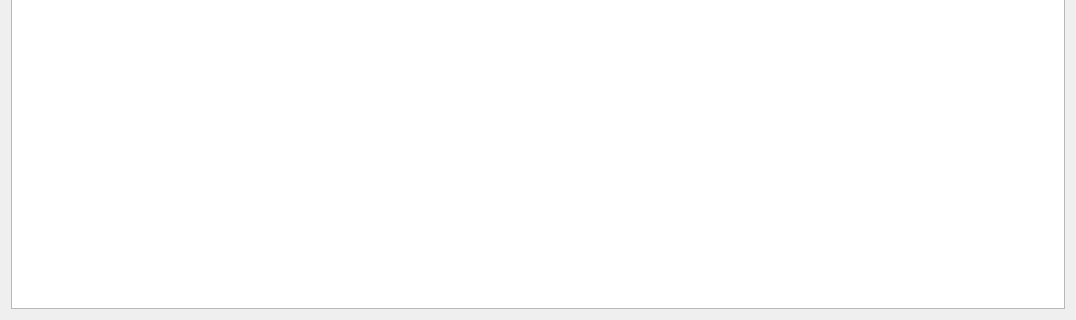
Above: ui/facebook/Manger_face.ui from kreemkhaled112/GUI before the change; both pictures show x 0 to 1076 and y 156 to 476 of the 1076 by 476 pixel window. Below: the same form after it.
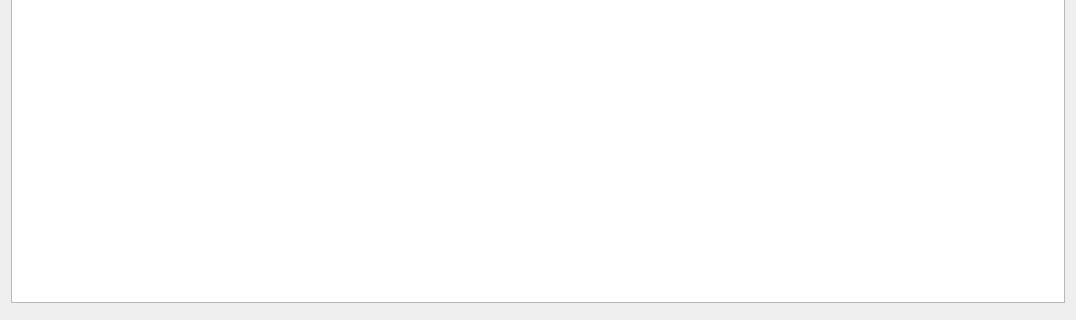
That is the form after the change.

The edit to the form file:
```diff
--- a/ui/facebook/Manger_face.ui
+++ b/ui/facebook/Manger_face.ui
@@ -34,24 +34,58 @@
 }</string>
   </property>
   <layout class="QGridLayout" name="gridLayout">
-   <item row="0" column="0">
-    <widget class="QWidget" name="widget" native="true">
-     <layout class="QGridLayout" name="gridLayout_2">
-      <property name="leftMargin">
-       <number>0</number>
+   <item row="1" column="0">
+    <widget class="QTableWidget" name="table">
+     <column>
+      <property name="text">
+       <string>New Column</string>
       </property>
-      <property name="topMargin">
-       <number>0</number>
+     </column>
+     <column>
+      <property name="text">
+       <string>New Column</string>
       </property>
-      <property name="rightMargin">
-       <number>0</number>
+     </column>
+     <column>
+      <property name="text">
+       <string>New Column</string>
       </property>
-      <property name="bottomMargin">
-       <number>0</number>
+     </column>
+     <column>
+      <property name="text">
+       <string>New Column</string>
       </property>
-      <property name="horizontalSpacing">
-       <number>0</number>
+     </column>
+     <column>
+      <property name="text">
+       <string>New Column</string>
       </property>
+     </column>
+     <column>
+      <property name="text">
+       <string>New Column</string>
+      </property>
+     </column>
+     <column>
+      <property name="text">
+       <string>New Column</string>
+      </property>
+     </column>
+     <column>
+      <property name="text">
+       <string>New Column</string>
+      </property>
+     </column>
+     <column>
+      <property name="text">
+       <string>New Column</string>
+      </property>
+     </column>
+    </widget>
+   </item>
+   <item row="3" column="0">
+    <widget class="QWidget" name="widget_Info" native="true"/>
+   </item>
       <item row="0" column="0">
        <widget class="QWidget" name="widget_2" native="true">
         <layout class="QHBoxLayout" name="horizontalLayout_3">
@@ -194,58 +228,6 @@
              </widget>
             </item>
            </layout>
-          </widget>
-         </item>
-        </layout>
-       </widget>
-      </item>
-      <item row="1" column="0">
-       <widget class="QTableWidget" name="table">
-        <column>
-         <property name="text">
-          <string>New Column</string>
-         </property>
-        </column>
-        <column>
-         <property name="text">
-          <string>New Column</string>
-         </property>
-        </column>
-        <column>
-         <property name="text">
-          <string>New Column</string>
-         </property>
-        </column>
-        <column>
-         <property name="text">
-          <string>New Column</string>
-         </property>
-        </column>
-        <column>
-         <property name="text">
-          <string>New Column</string>
-         </property>
-        </column>
-        <column>
-         <property name="text">
-          <string>New Column</string>
-         </property>
-        </column>
-        <column>
-         <property name="text">
-          <string>New Column</string>
-         </property>
-        </column>
-        <column>
-         <property name="text">
-          <string>New Column</string>
-         </property>
-        </column>
-        <column>
-         <property name="text">
-          <string>New Column</string>
-         </property>
-        </column>
        </widget>
       </item>
      </layout>
```
Lines whose indentation alone changed are shown as unchanged.
